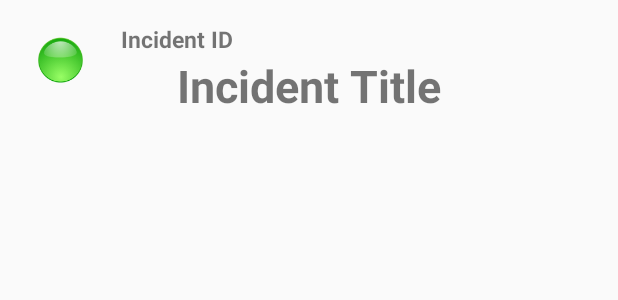
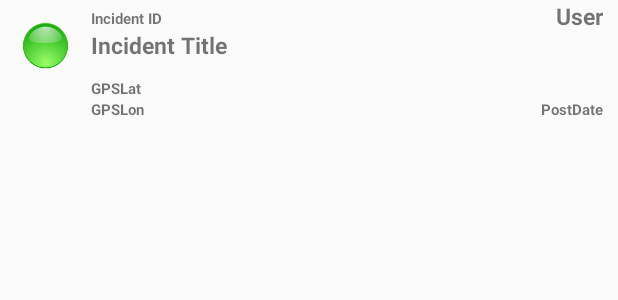
Before and after one commit to Agasti/CiviLien, an Android app: the layout browse_row.xml on its own in the app's theme, with its tools: preview values and no code run, on a phone screen of 412 x 824 dp. Shown: the top 300 px of the screen. Run offline under Robolectric (Android 15) with nearby library versions, the phone set to English and light mode, and no system bars.

Commit message:
Arranged the adapter_row a bit

```diff
--- a/app/src/main/java/com/civilien/app/browseAdapter.java
+++ b/app/src/main/java/com/civilien/app/browseAdapter.java
@@ -25,8 +25,7 @@ class browseAdapter extends ArrayAdapter<Incident> {
     public View getView(int position, View convertView, ViewGroup parent) {
 
         class ViewHolder {
-            TextView Title_view;
-            TextView InId_view;
+            TextView PostDate_View, User_View, Title_View, GPSLat_View, GPSLon_View, IncId_view;
             ImageView image_view;
         }
         Incident element = getItem(position);
@@ -44,13 +43,21 @@ class browseAdapter extends ArrayAdapter<Incident> {
         }
 
 
-        Holder.InId_view = (TextView) convertView.findViewById(R. id.text_ID);
-        Holder.Title_view = (TextView) convertView.findViewById(R. id.text_Title);
+        Holder.IncId_view = (TextView) convertView.findViewById(R.id.text_ID);
+        Holder.PostDate_View = (TextView) convertView.findViewById(R.id.text_PostDate);
+        Holder.User_View = (TextView) convertView.findViewById(R.id.text_User);
+        Holder.Title_View = (TextView) convertView.findViewById(R.id.text_Title);
+        Holder.GPSLat_View = (TextView) convertView.findViewById(R.id.text_GPSLat);
+        Holder.GPSLon_View = (TextView) convertView.findViewById(R.id.text_GPSLon);
         Holder.image_view= (ImageView) convertView.findViewById(R.id.imageView1);
 
         try {
-            Holder.InId_view.setText(element.getIncID().toString());
-            Holder.Title_view.setText(element.getTitle().toString());
+            Holder.IncId_view.setText(element.getIncID().toString());
+            Holder.PostDate_View.setText(element.getPostDate().toString());
+            Holder.User_View.setText(element.getUser().toString());
+            Holder.Title_View.setText(element.getTitle().toString());
+            Holder.GPSLat_View.setText(element.getGPSLat().toString());
+            Holder.GPSLon_View.setText(element.getGPSLon().toString());
             Holder.image_view.setImageResource(R.drawable.icondot);
         } catch (JSONException e) {
             e.printStackTrace();
--- a/app/src/main/res/layout/browse_row.xml
+++ b/app/src/main/res/layout/browse_row.xml
@@ -5,18 +5,20 @@
     android:layout_width="match_parent"
     android:layout_height="80dp"
     tools:context="com.civilien.app.BrowseActivity"
-    android:focusable="false">
+    android:focusable="false"
+    android:paddingRight="10dp"
+    android:paddingLeft="0dp">
 
 
     <ImageView
-        android:layout_width="70dp"
-        android:layout_height="70dp"
+        android:layout_width="50dp"
+        android:layout_height="50dp"
         android:id="@+id/imageView1"
         android:layout_alignParentTop="true"
         android:layout_alignParentLeft="true"
         android:layout_alignParentStart="true"
         android:src="@drawable/icondot"
-        android:layout_marginTop="15dp"
+        android:layout_marginTop="5dp"
         android:layout_marginRight="5dp"
         android:layout_marginBottom="15dp"
         android:layout_marginLeft="5dp" />
@@ -25,7 +27,7 @@
         android:layout_width="wrap_content"
         android:layout_height="wrap_content"
         android:id="@+id/text_ID"
-        android:textSize="15dp"
+        android:textSize="10dp"
         android:textStyle="bold"
         android:text="Incident ID"
         android:layout_alignTop="@+id/imageView1"
@@ -36,11 +38,56 @@
         android:layout_width="wrap_content"
         android:layout_height="wrap_content"
         android:id="@+id/text_Title"
-        android:textSize="30sp"
+        android:textSize="15sp"
         android:textStyle="bold"
         android:text="Incident Title"
         android:layout_below="@+id/text_ID"
-        android:layout_centerHorizontal="true" />
+        android:layout_toRightOf="@+id/imageView1"
+        android:layout_toEndOf="@+id/imageView1" />
+
+    <TextView
+        android:layout_width="wrap_content"
+        android:layout_height="wrap_content"
+        android:id="@+id/text_GPSLat"
+        android:textSize="10sp"
+        android:textStyle="bold"
+        android:text="GPSLat"
+        android:layout_above="@+id/text_GPSLon"
+        android:layout_alignLeft="@+id/text_Title"
+        android:layout_alignStart="@+id/text_Title" />
+
+    <TextView
+        android:layout_width="wrap_content"
+        android:layout_height="wrap_content"
+        android:id="@+id/text_PostDate"
+        android:textSize="10dp"
+        android:textStyle="bold"
+        android:text="PostDate"
+        android:layout_alignParentBottom="true"
+        android:layout_alignParentRight="true"
+        android:layout_alignParentEnd="true" />
+
+    <TextView
+        android:layout_width="wrap_content"
+        android:layout_height="wrap_content"
+        android:id="@+id/text_GPSLon"
+        android:textSize="10sp"
+        android:textStyle="bold"
+        android:text="GPSLon"
+        android:layout_alignParentBottom="true"
+        android:layout_alignLeft="@+id/text_GPSLat"
+        android:layout_alignStart="@+id/text_GPSLat" />
+
+    <TextView
+        android:layout_width="wrap_content"
+        android:layout_height="wrap_content"
+        android:id="@+id/text_User"
+        android:textSize="15dp"
+        android:textStyle="bold"
+        android:text="User"
+        android:layout_above="@+id/text_Title"
+        android:layout_alignRight="@+id/text_PostDate"
+        android:layout_alignEnd="@+id/text_PostDate" />
 
 
 </RelativeLayout>
```
